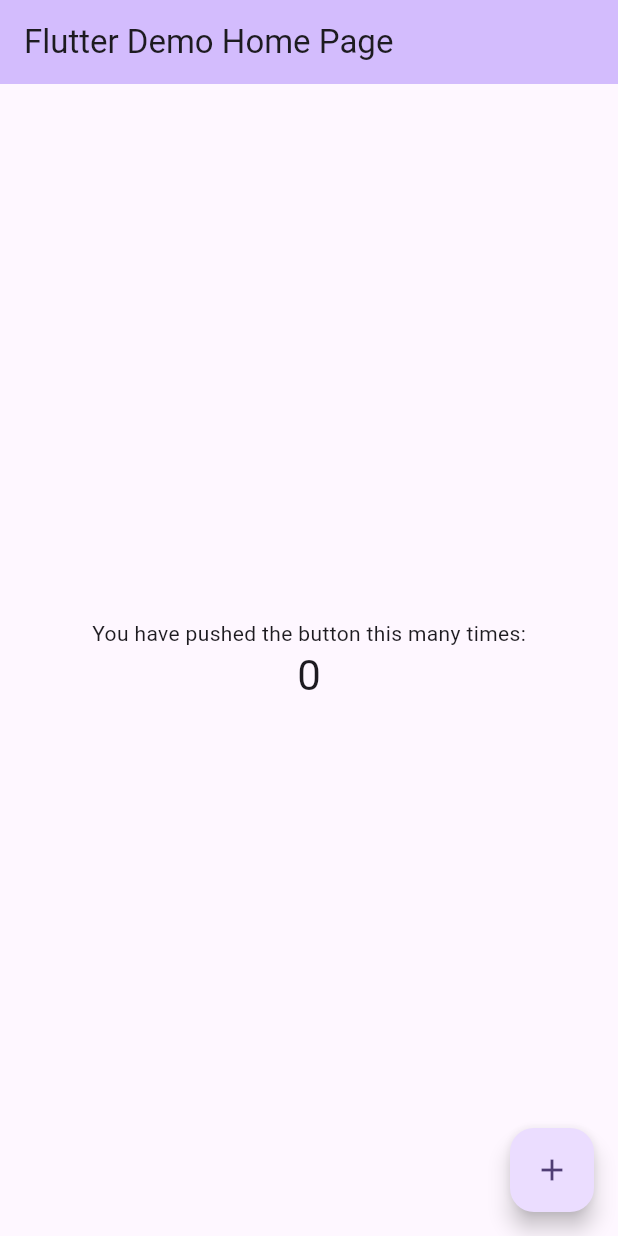
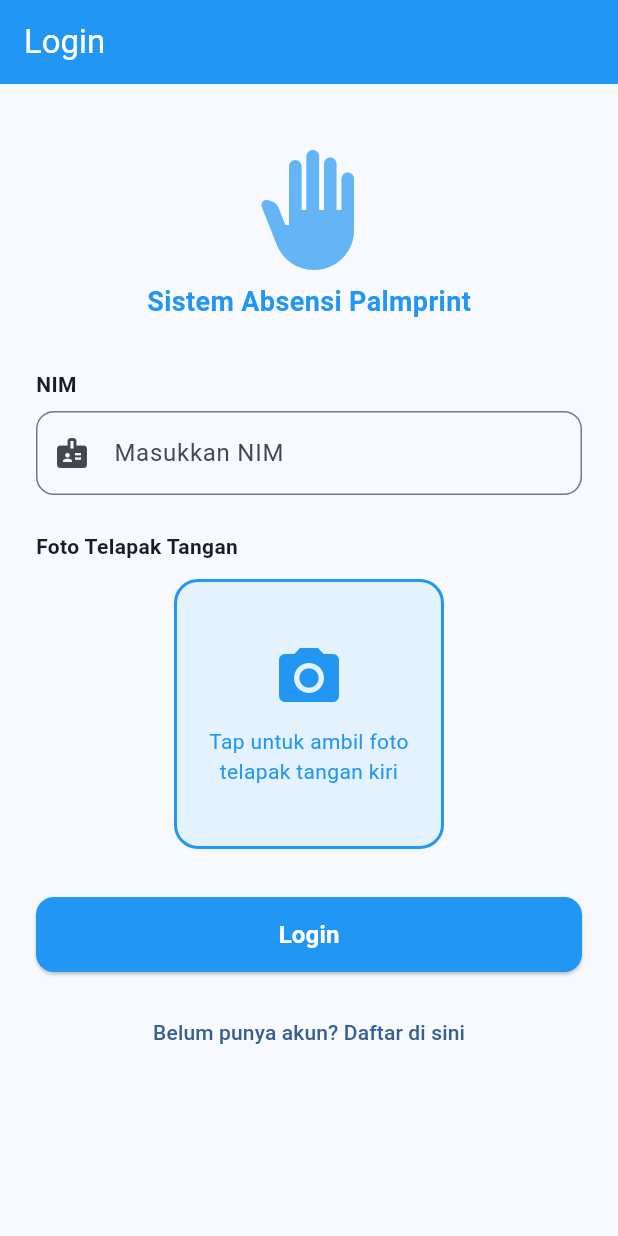
Before and after one commit to athaabiyyu/palmprint-frontend, a Flutter app: the screen it shows after launch, on a phone screen of 412 x 824 dp. Run offline on Flutter 3.47's test engine with Material 3 defaults, Android fonts, the light colour scheme and no system bars; our stand-ins replace image_picker, permission_handler.

Commit message:
slicing register, login, absensi blank

```diff
--- a/lib/config/api_config.dart
+++ b/lib/config/api_config.dart
@@ -1,7 +1,6 @@
 class ApiConfig {
-  // Ganti dengan IP laptop kamu (bukan localhost!)
-  // Cek IP laptop: ipconfig → IPv4 Address
   static const String baseUrl = 'http://192.168.1.15:8000/api';
+
 
   static const String register = '$baseUrl/register';
   static const String login    = '$baseUrl/login';
--- a/lib/main.dart
+++ b/lib/main.dart
@@ -1,4 +1,5 @@
 import 'package:flutter/material.dart';
+import 'screens/login_screen.dart';
 
 void main() {
   runApp(const MyApp());
@@ -7,116 +8,16 @@ void main() {
 class MyApp extends StatelessWidget {
   const MyApp({super.key});
 
-  // This widget is the root of your application.
   @override
   Widget build(BuildContext context) {
     return MaterialApp(
-      title: 'Flutter Demo',
+      title          : 'Sistem Absensi Palmprint',
+      debugShowCheckedModeBanner: false,
       theme: ThemeData(
-        // This is the theme of your application.
-        //
-        // TRY THIS: Try running your application with "flutter run". You'll see
-        // the application has a purple toolbar. Then, without quitting the app,
-        // try changing the seedColor in the colorScheme below to Colors.green
-        // and then invoke "hot reload" (save your changes or press the "hot
-        // reload" button in a Flutter-supported IDE, or press "r" if you used
-        // the command line to start the app).
-        //
-        // Notice that the counter didn't reset back to zero; the application
-        // state is not lost during the reload. To reset the state, use hot
-        // restart instead.
-        //
-        // This works for code too, not just values: Most code changes can be
-        // tested with just a hot reload.
-        colorScheme: ColorScheme.fromSeed(seedColor: Colors.deepPurple),
+        colorScheme: ColorScheme.fromSeed(seedColor: Colors.blue),
+        useMaterial3: true,
       ),
-      home: const MyHomePage(title: 'Flutter Demo Home Page'),
+      home: const LoginScreen(),
     );
   }
 }
-
-class MyHomePage extends StatefulWidget {
-  const MyHomePage({super.key, required this.title});
-
-  // This widget is the home page of your application. It is stateful, meaning
-  // that it has a State object (defined below) that contains fields that affect
-  // how it looks.
-
-  // This class is the configuration for the state. It holds the values (in this
-  // case the title) provided by the parent (in this case the App widget) and
-  // used by the build method of the State. Fields in a Widget subclass are
-  // always marked "final".
-
-  final String title;
-
-  @override
-  State<MyHomePage> createState() => _MyHomePageState();
-}
-
-class _MyHomePageState extends State<MyHomePage> {
-  int _counter = 0;
-
-  void _incrementCounter() {
-    setState(() {
-      // This call to setState tells the Flutter framework that something has
-      // changed in this State, which causes it to rerun the build method below
-      // so that the display can reflect the updated values. If we changed
-      // _counter without calling setState(), then the build method would not be
-      // called again, and so nothing would appear to happen.
-      _counter++;
-    });
-  }
-
-  @override
-  Widget build(BuildContext context) {
-    // This method is rerun every time setState is called, for instance as done
-    // by the _incrementCounter method above.
-    //
-    // The Flutter framework has been optimized to make rerunning build methods
-    // fast, so that you can just rebuild anything that needs updating rather
-    // than having to individually change instances of widgets.
-    return Scaffold(
-      appBar: AppBar(
-        // TRY THIS: Try changing the color here to a specific color (to
-        // Colors.amber, perhaps?) and trigger a hot reload to see the AppBar
-        // change color while the other colors stay the same.
-        backgroundColor: Theme.of(context).colorScheme.inversePrimary,
-        // Here we take the value from the MyHomePage object that was created by
-        // the App.build method, and use it to set our appbar title.
-        title: Text(widget.title),
-      ),
-      body: Center(
-        // Center is a layout widget. It takes a single child and positions it
-        // in the middle of the parent.
-        child: Column(
-          // Column is also a layout widget. It takes a list of children and
-          // arranges them vertically. By default, it sizes itself to fit its
-          // children horizontally, and tries to be as tall as its parent.
-          //
-          // Column has various properties to control how it sizes itself and
-          // how it positions its children. Here we use mainAxisAlignment to
-          // center the children vertically; the main axis here is the vertical
-          // axis because Columns are vertical (the cross axis would be
-          // horizontal).
-          //
-          // TRY THIS: Invoke "debug painting" (choose the "Toggle Debug Paint"
-          // action in the IDE, or press "p" in the console), to see the
-          // wireframe for each widget.
-          mainAxisAlignment: MainAxisAlignment.center,
-          children: <Widget>[
-            const Text('You have pushed the button this many times:'),
-            Text(
-              '$_counter',
-              style: Theme.of(context).textTheme.headlineMedium,
-            ),
-          ],
-        ),
-      ),
-      floatingActionButton: FloatingActionButton(
-        onPressed: _incrementCounter,
-        tooltip: 'Increment',
-        child: const Icon(Icons.add),
-      ), // This trailing comma makes auto-formatting nicer for build methods.
-    );
-  }
-}
--- a/lib/screens/login_screen.dart
+++ b/lib/screens/login_screen.dart
@@ -0,0 +1,211 @@
+import 'dart:io';
+import 'package:flutter/material.dart';
+import 'package:image_picker/image_picker.dart';
+import 'package:permission_handler/permission_handler.dart';
+import '../services/auth_services.dart';
+import 'register_screen.dart';
+import 'absensi_screen.dart'; // ← tambahkan import ini
+
+class LoginScreen extends StatefulWidget {
+  const LoginScreen({super.key});
+
+  @override
+  State<LoginScreen> createState() => _LoginScreenState();
+}
+
+class _LoginScreenState extends State<LoginScreen> {
+  final _nimController = TextEditingController();
+  File? _foto;
+  bool  _isLoading = false;
+
+  // ==================== AMBIL FOTO ====================
+  Future<void> _ambilFoto() async {
+    var status = await Permission.camera.request();
+    if (!status.isGranted) {
+      _showSnackbar('Izin kamera diperlukan!');
+      return;
+    }
+
+    final picker = ImagePicker();
+    final picked = await picker.pickImage(
+      source      : ImageSource.camera,
+      imageQuality: 85,
+    );
+
+    if (picked != null) {
+      setState(() => _foto = File(picked.path));
+    }
+  }
+
+  // ==================== LOGIN ====================
+  Future<void> _login() async {
+    if (_nimController.text.isEmpty) {
+      _showSnackbar('NIM harus diisi!');
+      return;
+    }
+    if (_foto == null) {
+      _showSnackbar('Foto telapak tangan harus diambil!');
+      return;
+    }
+
+    setState(() => _isLoading = true);
+
+    final result = await AuthService.login(
+      nim : _nimController.text.trim(),
+      foto: _foto!,
+    );
+
+    setState(() => _isLoading = false);
+
+    if (result['success']) {
+      _showSnackbar('Login berhasil! Selamat datang.');
+
+      // Navigasi ke halaman absensi, hapus semua route sebelumnya
+      if (!mounted) return;
+      Navigator.of(context).pushAndRemoveUntil(
+        MaterialPageRoute(
+          builder: (_) => AbsensiScreen(nim: _nimController.text.trim()),
+        ),
+        (route) => false,
+      );
+    } else {
+      _showSnackbar(result['message']);
+    }
+  }
+
+  void _showSnackbar(String message) {
+    ScaffoldMessenger.of(context).showSnackBar(
+      SnackBar(content: Text(message)),
+    );
+  }
+
+  // ==================== BUILD ====================
+  @override
+  Widget build(BuildContext context) {
+    return Scaffold(
+      appBar: AppBar(
+        title          : const Text('Login'),
+        backgroundColor: Colors.blue,
+        foregroundColor: Colors.white,
+      ),
+      body: SingleChildScrollView(
+        padding: const EdgeInsets.all(24),
+        child: Column(
+          crossAxisAlignment: CrossAxisAlignment.start,
+          children: [
+            const SizedBox(height: 20),
+
+            // Logo/Icon
+            Center(
+              child: Icon(
+                Icons.back_hand,
+                size : 80,
+                color: Colors.blue.shade300,
+              ),
+            ),
+            const SizedBox(height: 8),
+            const Center(
+              child: Text(
+                'Sistem Absensi Palmprint',
+                style: TextStyle(
+                  fontSize  : 18,
+                  fontWeight: FontWeight.bold,
+                  color     : Colors.blue,
+                ),
+              ),
+            ),
+            const SizedBox(height: 32),
+
+            // NIM
+            const Text('NIM', style: TextStyle(fontWeight: FontWeight.bold)),
+            const SizedBox(height: 8),
+            TextField(
+              controller  : _nimController,
+              keyboardType: TextInputType.number,
+              decoration  : InputDecoration(
+                hintText  : 'Masukkan NIM',
+                border    : OutlineInputBorder(borderRadius: BorderRadius.circular(12)),
+                prefixIcon: const Icon(Icons.badge),
+              ),
+            ),
+            const SizedBox(height: 24),
+
+            // Foto telapak tangan
+            const Text(
+              'Foto Telapak Tangan',
+              style: TextStyle(fontWeight: FontWeight.bold),
+            ),
+            const SizedBox(height: 12),
+
+            Center(
+              child: GestureDetector(
+                onTap: _ambilFoto,
+                child: Container(
+                  width : 180,
+                  height: 180,
+                  decoration: BoxDecoration(
+                    border      : Border.all(color: Colors.blue, width: 2),
+                    borderRadius: BorderRadius.circular(16),
+                    color       : Colors.blue.shade50,
+                  ),
+                  child: _foto != null
+                      ? ClipRRect(
+                          borderRadius: BorderRadius.circular(14),
+                          child: Image.file(_foto!, fit: BoxFit.cover),
+                        )
+                      : const Column(
+                          mainAxisAlignment: MainAxisAlignment.center,
+                          children: [
+                            Icon(Icons.camera_alt, color: Colors.blue, size: 48),
+                            SizedBox(height: 8),
+                            Text(
+                              'Tap untuk ambil foto\ntelapak tangan kiri',
+                              textAlign: TextAlign.center,
+                              style: TextStyle(color: Colors.blue),
+                            ),
+                          ],
+                        ),
+                ),
+              ),
+            ),
+            const SizedBox(height: 32),
+
+            // Tombol Login
+            SizedBox(
+              width : double.infinity,
+              height: 50,
+              child: ElevatedButton(
+                onPressed: _isLoading ? null : _login,
+                style: ElevatedButton.styleFrom(
+                  backgroundColor: Colors.blue,
+                  foregroundColor: Colors.white,
+                  shape: RoundedRectangleBorder(
+                    borderRadius: BorderRadius.circular(12),
+                  ),
+                ),
+                child: _isLoading
+                    ? const CircularProgressIndicator(color: Colors.white)
+                    : const Text(
+                        'Login',
+                        style: TextStyle(fontSize: 16, fontWeight: FontWeight.bold),
+                      ),
+              ),
+            ),
+            const SizedBox(height: 16),
+
+            // Link ke Register
+            Center(
+              child: TextButton(
+                onPressed: () => Navigator.push(
+                  context,
+                  MaterialPageRoute(builder: (_) => const RegisterScreen()),
+                ),
+                child: const Text('Belum punya akun? Daftar di sini'),
+              ),
+            ),
+          ],
+        ),
+      ),
+    );
+  }
+}
```
Also changed, not shown: lib/screens/absensi_screen.dart (added, +58 -0 lines), lib/screens/register_screen.dart (+208 -0 lines).
